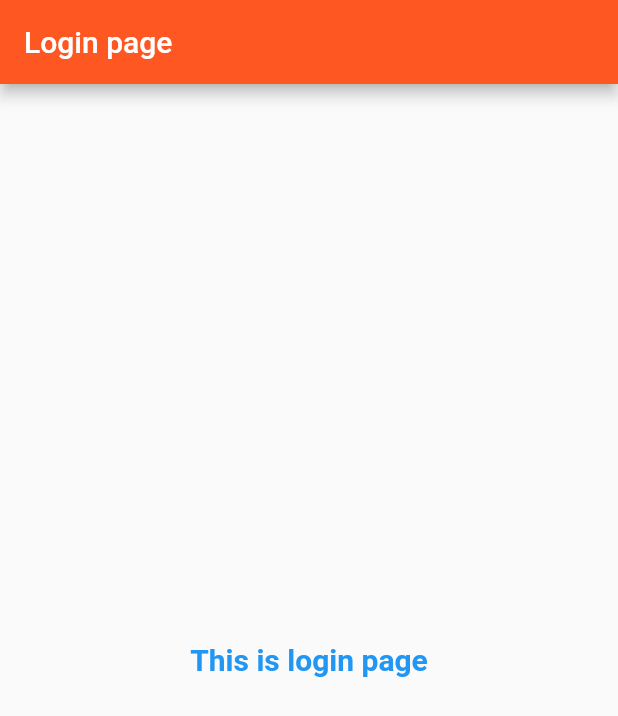
After one commit to sank4lp55/lessgo, a Flutter app: the screen it shows after launch, on a phone screen of 412 x 824 dp. The commit adds this screen. Shown: the top 716 px of the screen. Run offline on Flutter 3.47's test engine with Material 2 defaults, Android fonts, the light colour scheme and no system bars.

Commit message:
day 3 complete

```diff
--- a/lib/main.dart
+++ b/lib/main.dart
@@ -1,5 +1,6 @@
 import 'package:flutter/material.dart';
-import 'package:lessgo/Homepage.dart';
+import 'package:lessgo/pages/Homepage.dart';
+import 'package:lessgo/pages/Loginpage.dart';
 
 void main() {
   runApp(MyApp());
@@ -11,7 +12,10 @@ class MyApp extends StatelessWidget {
   @override
   Widget build(BuildContext context) {
     return MaterialApp(
-      home: Homepage(),
+      themeMode: ThemeMode.light,
+      theme: ThemeData(primarySwatch: Colors.deepOrange),
+      darkTheme: ThemeData(brightness: Brightness.dark),
+      routes: {"/": (context) => Loginpage(), "/home": (context) => Homepage()},
     );
   }
 }
--- /dev/null
+++ b/lib/pages/Loginpage.dart
@@ -0,0 +1,22 @@
+import 'package:flutter/material.dart';
+
+class Loginpage extends StatelessWidget {
+  const Loginpage({Key? key}) : super(key: key);
+
+  @override
+  Widget build(BuildContext context) {
+    return Scaffold(
+      appBar: AppBar(
+        title: Text("Login page"),
+      ),
+      body: Center(
+        child: Container(
+          child: Text(
+            'This is login page',
+            style: TextStyle(fontSize: 20, fontWeight:FontWeight.bold, color: Colors.blue),
+          ),
+        ),
+      ),
+    );
+  }
+}
```
Also changed, not shown: lib/pages/Homepage.dart (line endings or trailing spaces).
